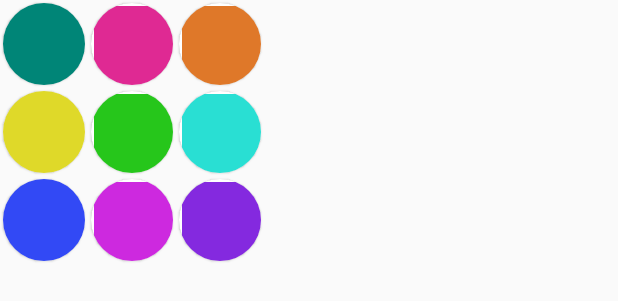
After one commit to SYYP/Journalism_kotlin, an Android app: the layout item_change_theme.xml on its own in the app's theme, with its tools: preview values and no code run, on a phone screen of 412 x 824 dp. The commit adds this screen. Shown: the top 301 px of the screen. Run offline under Robolectric (Android 15) with nearby library versions, the phone set to English and light mode, and no system bars.

Commit message:
提交我的模块页面信息

```diff
--- /dev/null
+++ b/app/src/main/res/drawable/ic_arrow_back_black_24dp.xml
@@ -0,0 +1,5 @@
+<vector android:height="24dp" android:tint="#FFFFFF"
+    android:viewportHeight="24.0" android:viewportWidth="24.0"
+    android:width="24dp" xmlns:android="http://schemas.android.com/apk/res/android">
+    <path android:fillColor="#FF000000" android:pathData="M20,11H7.83l5.59,-5.59L12,4l-8,8 8,8 1.41,-1.41L7.83,13H20v-2z"/>
+</vector>
--- /dev/null
+++ b/app/src/main/res/layout/item_change_theme.xml
@@ -0,0 +1,180 @@
+<?xml version="1.0" encoding="utf-8"?>
+<LinearLayout xmlns:android="http://schemas.android.com/apk/res/android"
+    xmlns:app="http://schemas.android.com/apk/res-auto"
+    android:layout_width="wrap_content"
+    android:layout_height="wrap_content"
+    android:orientation="vertical">
+
+    <LinearLayout
+        android:layout_width="wrap_content"
+        android:layout_height="wrap_content">
+
+        <android.support.v7.widget.CardView
+            android:layout_width="@dimen/sw_50dp"
+            android:layout_height="@dimen/sw_50dp"
+            app:cardCornerRadius="@dimen/sw_25dp"
+            android:background="?android:selectableItemBackground"
+            android:layout_margin="2dp"
+
+            app:cardElevation="1dp">
+
+            <ImageView
+                android:clickable="true"
+                android:id="@+id/tv_red"
+                android:layout_width="match_parent"
+                android:layout_height="match_parent"
+                android:background="@color/colorPrimary" />
+        </android.support.v7.widget.CardView>
+
+        <android.support.v7.widget.CardView
+            android:layout_width="@dimen/sw_50dp"
+            android:layout_height="@dimen/sw_50dp"
+            app:cardCornerRadius="@dimen/sw_25dp"
+            android:background="?android:selectableItemBackground"
+            android:layout_margin="2dp"
+
+            app:cardElevation="1dp">
+
+            <TextView
+                android:clickable="true"
+                android:id="@+id/tv_pink"
+                android:layout_width="100dp"
+                android:layout_height="100dp"
+                android:layout_margin="2dp"
+                android:background="@color/colorPrimary_Pink" />
+
+
+        </android.support.v7.widget.CardView>
+
+        <android.support.v7.widget.CardView
+            android:layout_width="@dimen/sw_50dp"
+            android:layout_height="@dimen/sw_50dp"
+            app:cardCornerRadius="@dimen/sw_25dp"
+            android:background="?android:selectableItemBackground"
+            android:layout_margin="2dp"
+            app:cardElevation="1dp">
+
+            <TextView
+                android:id="@+id/tv_orange"
+                android:layout_width="100dp"
+                android:layout_height="100dp"
+                android:layout_margin="2dp"
+                android:background="@color/colorPrimary_Orange" />
+        </android.support.v7.widget.CardView>
+
+
+    </LinearLayout>
+
+    <LinearLayout
+        android:layout_width="wrap_content"
+        android:layout_height="wrap_content">
+
+        <android.support.v7.widget.CardView
+            android:layout_width="@dimen/sw_50dp"
+            android:layout_height="@dimen/sw_50dp"
+            app:cardCornerRadius="@dimen/sw_25dp"
+            android:background="?android:selectableItemBackground"
+            android:layout_margin="2dp"
+            app:cardElevation="1dp">
+
+            <ImageView
+                android:id="@+id/tv_yellow"
+                android:layout_width="match_parent"
+                android:layout_height="match_parent"
+                android:background="@color/colorPrimary_Yellow" />
+        </android.support.v7.widget.CardView>
+
+        <android.support.v7.widget.CardView
+            android:layout_width="@dimen/sw_50dp"
+            android:layout_height="@dimen/sw_50dp"
+            app:cardCornerRadius="@dimen/sw_25dp"
+            android:background="?android:selectableItemBackground"
+            android:layout_margin="2dp"
+            app:cardElevation="1dp">
+
+            <TextView
+                android:id="@+id/tv_green"
+                android:layout_width="100dp"
+                android:layout_height="100dp"
+                android:layout_margin="2dp"
+                android:background="@color/colorPrimary_Green" />
+
+
+        </android.support.v7.widget.CardView>
+
+        <android.support.v7.widget.CardView
+            android:layout_width="@dimen/sw_50dp"
+            android:layout_height="@dimen/sw_50dp"
+            app:cardCornerRadius="@dimen/sw_25dp"
+            android:layout_margin="2dp"
+            android:background="?android:selectableItemBackground"
+            app:cardElevation="1dp">
+
+            <TextView
+                android:id="@+id/tv_sky"
+                android:layout_width="100dp"
+                android:layout_height="100dp"
+                android:layout_margin="2dp"
+                android:background="@color/colorPrimary_Sky" />
+        </android.support.v7.widget.CardView>
+
+
+    </LinearLayout>
+
+    <LinearLayout
+        android:layout_width="wrap_content"
+        android:layout_height="wrap_content">
+
+        <android.support.v7.widget.CardView
+            android:background="?android:selectableItemBackground"
+            android:layout_width="@dimen/sw_50dp"
+            android:layout_height="@dimen/sw_50dp"
+            app:cardCornerRadius="@dimen/sw_25dp"
+            android:layout_margin="2dp"
+            app:cardElevation="1dp">
+
+            <ImageView
+                android:id="@+id/tv_blue"
+                android:layout_width="match_parent"
+                android:layout_height="match_parent"
+                android:background="@color/colorPrimary_Blue" />
+        </android.support.v7.widget.CardView>
+
+        <android.support.v7.widget.CardView
+            android:layout_width="@dimen/sw_50dp"
+            android:layout_height="@dimen/sw_50dp"
+            app:cardCornerRadius="@dimen/sw_25dp"
+            android:layout_margin="2dp"
+            android:background="?android:selectableItemBackground"
+            app:cardElevation="1dp">
+
+            <TextView
+                android:id="@+id/tv_purple"
+                android:layout_width="100dp"
+                android:layout_height="100dp"
+                android:layout_margin="2dp"
+                android:background="@color/colorPrimary_Purple" />
+
+
+        </android.support.v7.widget.CardView>
+
+        <android.support.v7.widget.CardView
+            android:layout_width="@dimen/sw_50dp"
+            android:layout_height="@dimen/sw_50dp"
+            app:cardCornerRadius="@dimen/sw_25dp"
+            android:layout_margin="2dp"
+            android:background="?android:selectableItemBackground"
+            app:cardElevation="1dp">
+            <TextView
+                android:id="@+id/tv_pp"
+                android:layout_width="100dp"
+                android:layout_height="100dp"
+                android:layout_margin="2dp"
+                android:background="@color/colorPrimary_PP" />
+        </android.support.v7.widget.CardView>
+
+
+    </LinearLayout>
+
+
+</LinearLayout>
--- a/app/src/main/res/values/strings.xml
+++ b/app/src/main/res/values/strings.xml
@@ -36,4 +36,7 @@
         <item>caijing</item>
         <item>shishang</item>
     </string-array>
+    <string name="string_about_github">github:https://github.com/SYYP</string>
+    <string name="string_about_blog">博客:https://blog.csdn.net/Bu_siliang</string>
+    <string name="about_background"><![CDATA[https://ss1.bdstatic.com/70cFuXSh_Q1YnxGkpoWK1HF6hhy/it/u=2701408155,2184514200&fm=26&gp=0.jpg]]></string>
 </resources>
```
Also changed, not shown: app/build.gradle (added, +74 -0 lines), app/src/main/java/www/app/ypy/com/journalism_kotlin/base/fragment/MyFragment.kt (+26 -1 lines), app/src/main/java/www/app/ypy/com/journalism_kotlin/base/view/TranslucentBehavior.java (added, +56 -0 lines), app/src/main/res/layout/fragment_my.xml (+37 -5 lines), app/src/main/res/layout/layout_tr_content.xml (added, +73 -0 lines), app/src/main/res/values/styles.xml (+10 -0 lines), app/src/main/res/drawable-mdpi/img_card_photo.jpg (added), app/src/main/res/drawable-mdpi/img_my_back.jpg (added).
